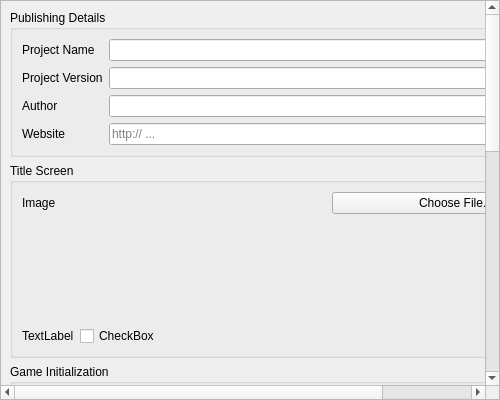
Before: the Qt Designer form res/forms/ProjectSettingsWidget.ui in tedvalson/NovelTea, drawn with Qt 5.
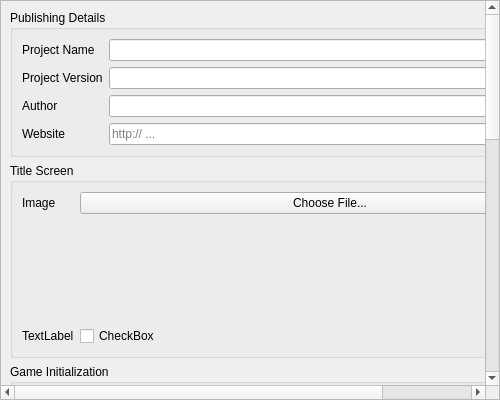
After: the same form once the commit is applied. Icons and pictures are not drawn. Custom widgets are drawn as their Qt base class.

Commit message:
Project: Complete support for importing fonts into project.
Also basic support for editor importing title image.

Patch:
```diff
--- a/res/forms/ProjectSettingsWidget.ui
+++ b/res/forms/ProjectSettingsWidget.ui
@@ -37,7 +37,7 @@
         <x>0</x>
         <y>-620</y>
         <width>600</width>
-        <height>1000</height>
+        <height>1100</height>
        </rect>
       </property>
       <property name="sizePolicy">
@@ -151,13 +151,6 @@
             <property name="bottomMargin">
              <number>0</number>
             </property>
-            <item>
-             <widget class="QLabel" name="labelImageFileName">
-              <property name="text">
-               <string/>
-              </property>
-             </widget>
-            </item>
             <item>
              <widget class="QPushButton" name="buttonSelectImage">
               <property name="text">
@@ -571,6 +564,12 @@
    <header>Widgets/ActionSelectWidget.hpp</header>
    <container>1</container>
   </customwidget>
+  <customwidget>
+   <class>NovelTeaWidget</class>
+   <extends>QWidget</extends>
+   <header>Widgets/NovelTeaWidget.hpp</header>
+   <container>1</container>
+  </customwidget>
  </customwidgets>
  <resources/>
  <connections/>
```
Left out of the diff: 58 changed lines with no effect on the pictures. The commit also changes 4 other files.
